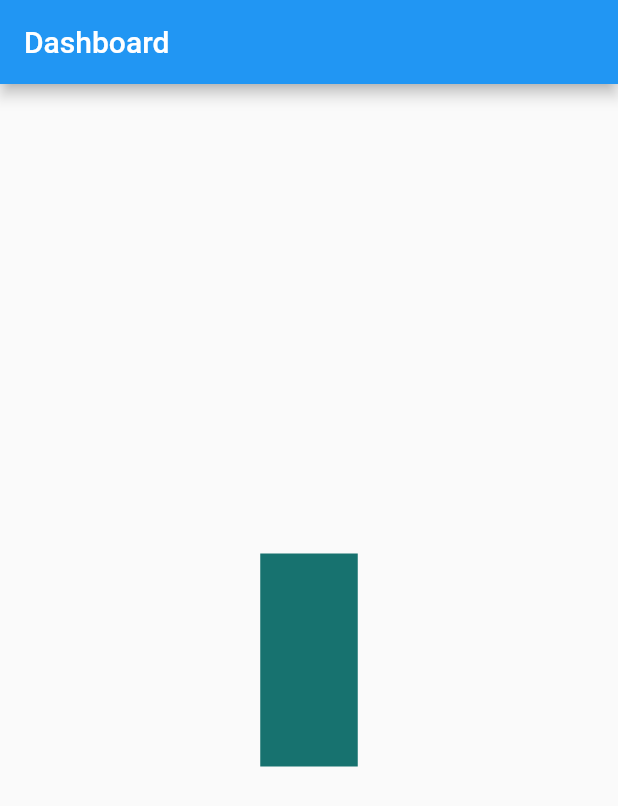
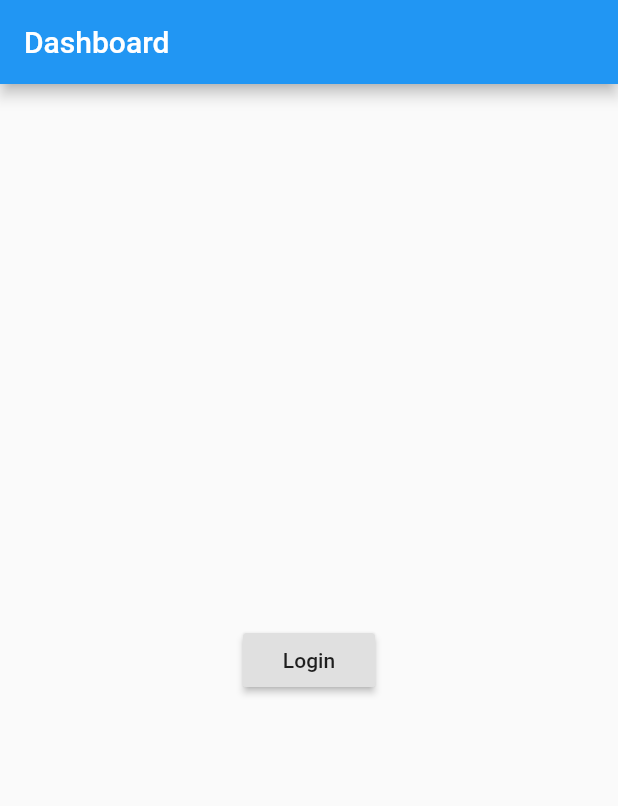
Before and after one commit to rizaldinaldianputra/belajar_flutter, a Flutter app: the screen it shows after launch, on a phone screen of 412 x 824 dp. Shown: the top 806 px of the screen. Run offline on Flutter 3.47's test engine with Material 2 defaults, Android fonts, the phone set to English and light mode, and no system bars.

```diff
--- a/lib/draggable.dart
+++ b/lib/draggable.dart
@@ -1,16 +1,11 @@
 import 'package:flutter/material.dart';
 
-void main() {
-  runApp(MyApp());
+class Draggbles extends StatefulWidget {
+  @override
+  _DragState createState() => _DragState();
 }
 
-class MyApp extends StatefulWidget {
-  @override
-  _MyAppState createState() => _MyAppState();
-}
-
-class _MyAppState extends State<MyApp> {
-  @override
+class _DragState extends State<Draggbles> {
   Color color1 = Colors.red;
   Color color2 = Colors.blue;
   Color targetwarna;
--- a/lib/gestureDectetor_AnimatedContainer.dart
+++ b/lib/gestureDectetor_AnimatedContainer.dart
@@ -1,16 +1,12 @@
 import 'dart:math';
 import 'package:flutter/material.dart';
 
-void main() {
-  runApp(MyApp());
+class Gesture extends StatefulWidget {
+  @override
+  _GestureState createState() => _GestureState();
 }
 
-class MyApp extends StatefulWidget {
-  @override
-  _MyAppState createState() => _MyAppState();
-}
-
-class _MyAppState extends State<MyApp> {
+class _GestureState extends State<Gesture> {
   Random random = Random();
   @override
   Widget build(BuildContext context) {
@@ -35,7 +31,8 @@ class _MyAppState extends State<MyApp> {
                 random.nextInt(255),
               ),
             ),
-        )),
+          ),
+        ),
       ),
     );
   }
--- /dev/null
+++ b/lib/login_page.dart
@@ -0,0 +1,31 @@
+import 'package:bogor/menuutama.dart';
+import 'package:flutter/material.dart';
+
+class Login extends StatefulWidget {
+  @override
+  _LoginState createState() => _LoginState();
+}
+
+class _LoginState extends State<Login> {
+  @override
+  Widget build(BuildContext context) {
+    return MaterialApp(
+      home: Scaffold(
+        appBar: AppBar(
+          title: Text('Dashboard'),
+        ),
+        body: Center(
+          child: RaisedButton(
+            onPressed: () {
+              Navigator.pushReplacement(context,
+                  MaterialPageRoute(builder: (context) {
+                return MenuUtama();
+              }));
+            },
+            child: Text('Login'),
+          ),
+        ),
+      ),
+    );
+  }
+}
--- a/lib/main.dart
+++ b/lib/main.dart
@@ -1,9 +1,7 @@
-import 'dart:math';
+import 'package:bogor/login_page.dart';
 import 'package:flutter/material.dart';
 
-void main() {
-  runApp(MyApp());
-}
+void main() => runApp(MyApp());
 
 class MyApp extends StatefulWidget {
   @override
@@ -11,32 +9,10 @@ class MyApp extends StatefulWidget {
 }
 
 class _MyAppState extends State<MyApp> {
-  Random random = Random();
   @override
   Widget build(BuildContext context) {
     return MaterialApp(
-      home: Scaffold(
-        appBar: AppBar(
-          title: Text('Dashboard'),
-        ),
-        body: Center(
-            child: GestureDetector(
-          onTap: () {
-            setState(() {});
-          },
-          child: AnimatedContainer(
-            duration: Duration(seconds: 1),
-            width: 50.0 + random.nextInt(101),
-            height: 50.0 + random.nextInt(101),
-            color: Color.fromARGB(
-              255,
-              random.nextInt(255),
-              random.nextInt(255),
-              random.nextInt(255),
-            ),
-          ),
-        )),
-      ),
+      home: Login(),
     );
   }
 }
--- a/pubspec.yaml
+++ b/pubspec.yaml
@@ -46,8 +46,7 @@ flutter:
 
   # To add assets to your application, add an assets section, like this:
   assets:
-     - images/identitas.jpg
-  #   - images/a_dot_ham.jpeg
+  - assets/bg.png
 
   # An image asset can refer to one or more resolution-specific "variants", see
   # https://flutter.dev/assets-and-images/#resolution-aware.
```
Also changed, not shown: lib/appbarx.dart (added, +46 -0 lines), lib/card.dart (added, +46 -0 lines), lib/menuutama.dart (added, +107 -0 lines), assets/bg.png (added), images/Identitas.jpg (deleted). Lines whose indentation alone changed are shown as unchanged.
